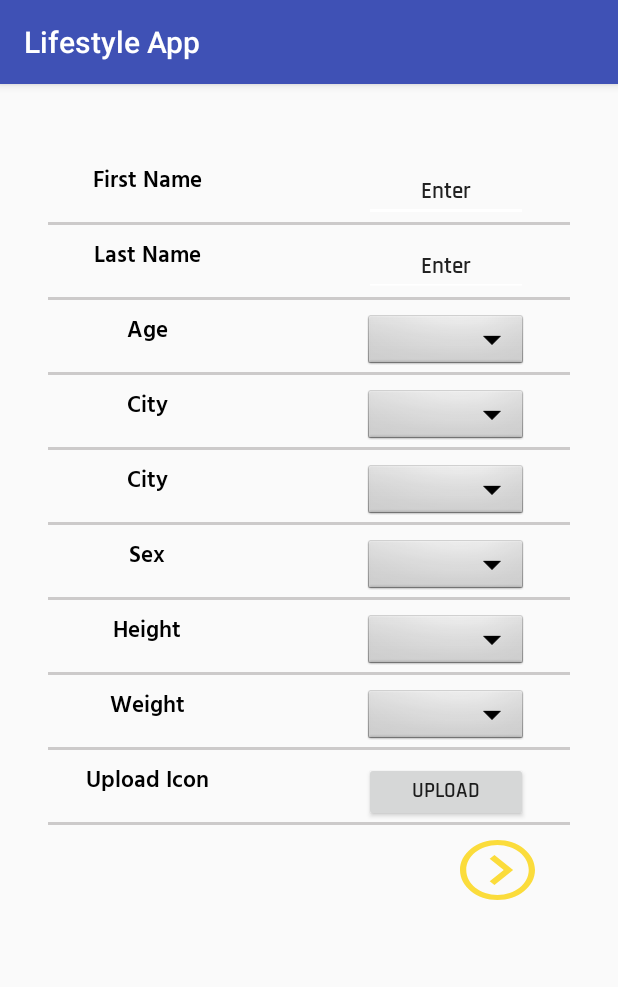
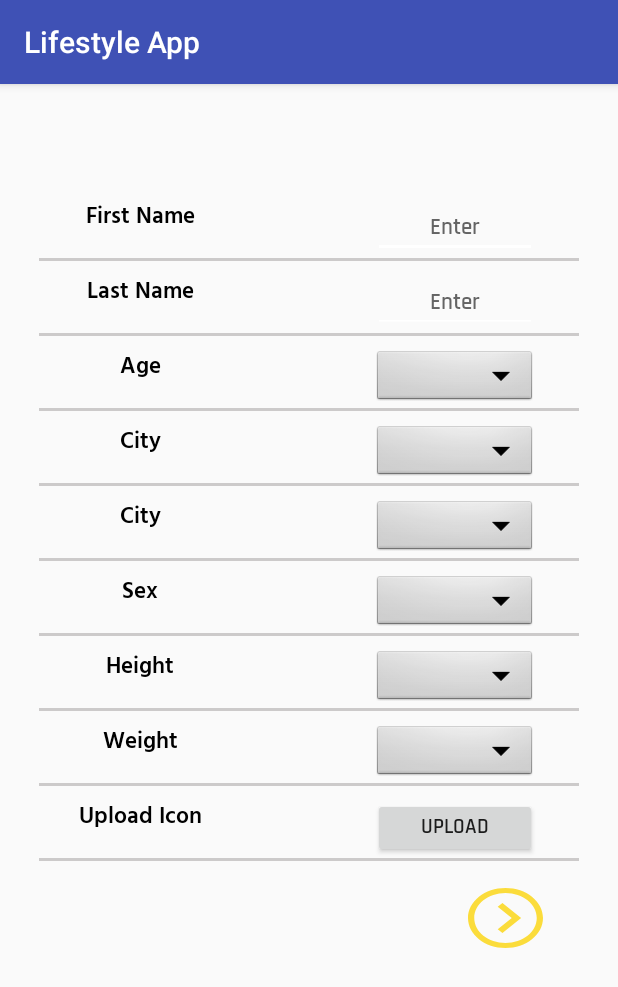
Before and after one commit to mewest88/CS6018_GroupProject, an Android app: the screen it shows after launch (MainActivity), on a phone screen of 412 x 824 dp. Shown: the top 987 px of the screen. Run offline under Robolectric (Android 15) with nearby library versions, the phone set to English and light mode, and no system bars.

Commit message:
fixed text to hint

```diff
--- a/app/src/main/res/layout/activity_main.xml
+++ b/app/src/main/res/layout/activity_main.xml
@@ -12,7 +12,7 @@
         android:id="@+id/fl_header_phone"
         android:layout_width="match_parent"
         android:layout_height="10dp"
-        android:padding="16dp">
+        android:padding="10dp">
     </FrameLayout>
 
     <FrameLayout xmlns:android="http://schemas.android.com/apk/res/android"
@@ -20,7 +20,7 @@
         android:layout_width="match_parent"
         android:layout_height="match_parent"
         android:layout_below="@id/fl_header_phone"
-        android:padding="16dp">
+        android:padding="10dp">
     </FrameLayout>
 
 </RelativeLayout>
--- a/app/src/main/res/layout/fragment_edit_user_details.xml
+++ b/app/src/main/res/layout/fragment_edit_user_details.xml
@@ -13,7 +13,7 @@
         android:layout_height="40dp"
         android:layout_marginEnd="8dp"
         android:layout_marginRight="10dp"
-        android:layout_marginTop="10dp"
+        android:layout_marginTop="40dp"
         android:gravity="center_horizontal"
         android:lineSpacingExtra="-16sp"
         android:text="@string/firstName"
@@ -29,11 +29,11 @@
         android:layout_height="40dp"
         android:layout_marginEnd="28dp"
         android:layout_marginRight="28dp"
-        android:layout_marginTop="10dp"
+        android:layout_marginTop="40dp"
         android:backgroundTint="@color/colorWhite"
         android:gravity="center_horizontal"
+        android:hint="@string/enter"
         android:lineSpacingExtra="-8sp"
-        android:text="@string/enter"
         android:textAppearance="@style/enterText"
         app:layout_constraintEnd_toEndOf="parent"
         app:layout_constraintTop_toTopOf="parent" />
@@ -70,7 +70,7 @@
         android:layout_marginTop="10dp"
         android:gravity="center_horizontal"
         android:lineSpacingExtra="-8sp"
-        android:text="@string/enter"
+        android:hint="@string/enter"
         android:textAppearance="@style/enterText"
         android:backgroundTint="@color/colorWhite"
         app:layout_constraintStart_toStartOf="@+id/et_firstName"
@@ -348,7 +348,7 @@
         android:id="@+id/button_submit"
         android:layout_width="wrap_content"
         android:layout_height="40dp"
-        android:layout_marginTop="12dp"
+        android:layout_marginTop="20dp"
         android:background="@drawable/ic_submitarrow"
         app:layout_constraintEnd_toEndOf="parent"
         app:layout_constraintHorizontal_bias="0.922"
```
